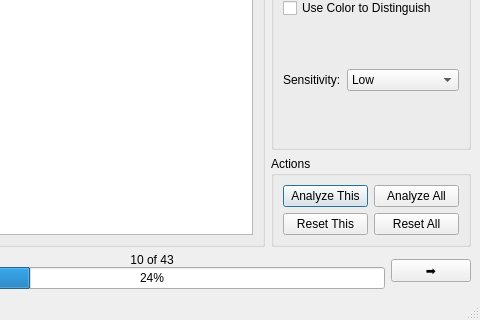
Qt form gui/CapSaint/mainwindow.ui (0583/que-sera-sera) before a commit; both pictures show x 176 to 656 and y 178 to 498 of the 656 by 498 pixel window.
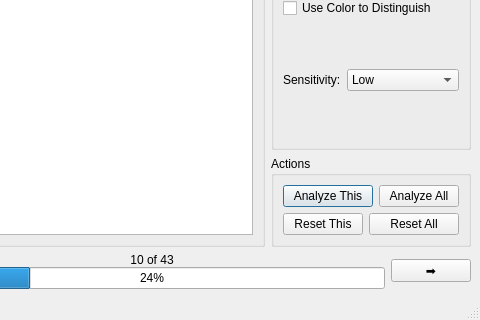
The same form after that commit.

Commit message: [normalize] variable names

What changed in the file:
```diff
--- a/gui/CapSaint/mainwindow.ui
+++ b/gui/CapSaint/mainwindow.ui
@@ -136,12 +136,8 @@
             <property name="title">
              <string>Actions</string>
             </property>
-            <layout class="QHBoxLayout" name="horizontalLayout_7">
-             <item>
-              <layout class="QVBoxLayout" name="verticalLayout_2">
-               <item>
-                <layout class="QHBoxLayout" name="horizontalLayout_4">
-                 <item>
+            <layout class="QGridLayout" name="gridLayout">
+             <item row="0" column="0" colspan="2">
                   <widget class="QPushButton" name="pushButton">
                    <property name="text">
                     <string>Analyze This</string>
@@ -151,7 +147,7 @@
                    </property>
                   </widget>
                  </item>
-                 <item>
+             <item row="0" column="2">
                   <widget class="QPushButton" name="pushButton_3">
                    <property name="text">
                     <string>Analyze All</string>
@@ -161,18 +157,14 @@
                    </property>
                   </widget>
                  </item>
-                </layout>
-               </item>
-               <item>
-                <layout class="QHBoxLayout" name="horizontalLayout_5">
-                 <item>
+             <item row="1" column="0">
                   <widget class="QPushButton" name="pushButton_2">
                    <property name="text">
                     <string>Reset This</string>
                    </property>
                   </widget>
                  </item>
-                 <item>
+             <item row="1" column="1" colspan="2">
                   <widget class="QPushButton" name="pushButton_4">
                    <property name="text">
                     <string>Reset All</string>
@@ -180,10 +172,6 @@
                   </widget>
                  </item>
                 </layout>
-               </item>
-              </layout>
-             </item>
-            </layout>
            </widget>
           </item>
          </layout>
```
Left out of the diff: 15 changed lines with no effect on the pictures. Lines whose indentation alone changed are shown as unchanged. The commit also changes 1 other file.
